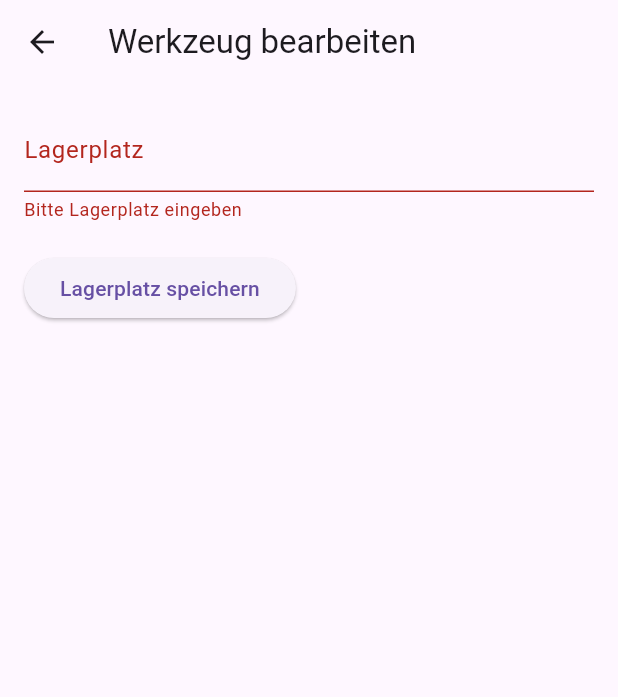
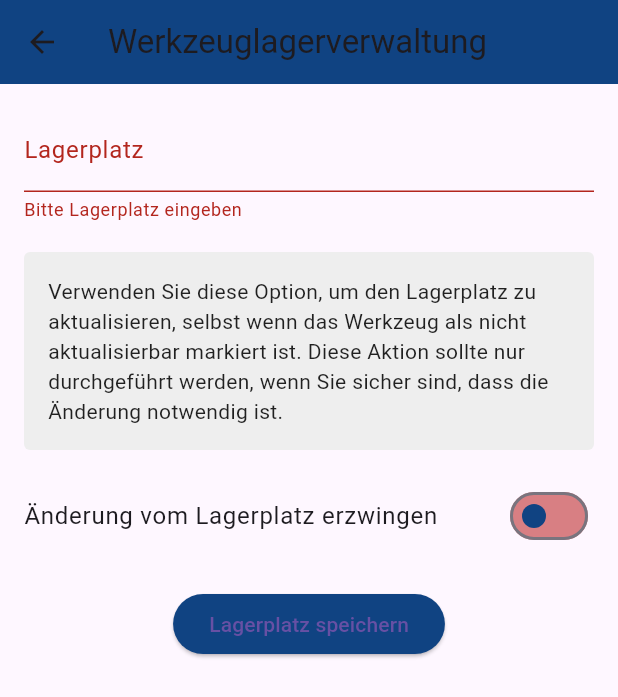
Before and after one commit to svenger87/ttp_urlcompleter, a Flutter app: the EditToolScreen screen opened directly with empty values, after a tap on "Lagerplatz speichern", on a phone screen of 412 x 824 dp. Shown: the top 697 px of the screen. Run offline on Flutter 3.47's test engine with Material 3 defaults, Android fonts, the phone set to English and light mode, and no system bars; our stand-ins replace flutter_typeahead, shared_preferences, vibration, video_player; missing offline and left inert: flutter_webview_plugin, pdfx, qr_code_scanner, video_player_win, webview_windows, window_manager; accounts and stored records are empty.

Commit message:
First working basic tool management

```diff
--- a/lib/edit_tool_screen.dart
+++ b/lib/edit_tool_screen.dart
@@ -1,6 +1,5 @@
-// ignore_for_file: library_private_types_in_public_api, use_build_context_synchronously
+// ignore_for_file: library_private_types_in_public_api, use_build_context_synchronously, prefer_const_constructors
 
-import 'package:flutter/foundation.dart';
 import 'package:flutter/material.dart';
 import 'tool_service.dart';
 import 'tool.dart';
@@ -18,26 +17,18 @@ class _EditToolScreenState extends State<EditToolScreen> {
   late String _storageLocation;
   bool _isLoading = false;
   bool _hasError = false;
-  bool _isEdited = false; // Track if data has been edited
+  bool _forceUpdate = false; // Force update flag
 
   @override
   void initState() {
     super.initState();
     _storageLocation = widget.tool.storageLocation;
-    _isEdited = false; // Initialize as false
   }
 
   Future<void> _updateTool() async {
     if (!_formKey.currentState!.validate()) return;
 
-    // Always set do_not_update to 1 when editing
     const doNotUpdate = true;
-
-    if (kDebugMode) {
-      print('Tool edited: $_isEdited, doNotUpdate flag: $doNotUpdate');
-      print(
-          'Updating tool ${widget.tool.id}: storageLocation=$_storageLocation, doNotUpdate=$doNotUpdate');
-    }
 
     setState(() {
       _isLoading = true;
@@ -46,26 +37,35 @@ class _EditToolScreenState extends State<EditToolScreen> {
 
     try {
       final result = await ToolService().updateTool(
-          widget.tool.id, _storageLocation,
-          doNotUpdate: doNotUpdate);
+        widget.tool.id,
+        _storageLocation,
+        doNotUpdate: doNotUpdate,
+        forceUpdate: _forceUpdate,
+      );
+
       if (result == 'success') {
         ScaffoldMessenger.of(context).showSnackBar(
-            const SnackBar(content: Text('Werkzeug erfolgreich aktualisiert')));
+          const SnackBar(content: Text('Werkzeug erfolgreich aktualisiert')),
+        );
         Navigator.pop(context);
       } else if (result == 'ignored') {
-        ScaffoldMessenger.of(context).showSnackBar(const SnackBar(
-            content: Text('Update des Lagerplatzes ist nicht erlaubt!')));
+        ScaffoldMessenger.of(context).showSnackBar(
+          const SnackBar(
+              content: Text(
+                  'Änderung nicht zugelassen! Falls erfolderlich erzwingen!')),
+        );
       } else {
-        ScaffoldMessenger.of(context).showSnackBar(const SnackBar(
-            content:
-                Text('Unbekannter Fehler beim Aktualisieren des Werkzeugs')));
+        ScaffoldMessenger.of(context).showSnackBar(
+          const SnackBar(content: Text('Unbekannter Fehler')),
+        );
       }
     } catch (e) {
       setState(() {
         _hasError = true;
       });
       ScaffoldMessenger.of(context).showSnackBar(
-          const SnackBar(content: Text('Update des Werkzeugs fehlgeschlagen')));
+        const SnackBar(content: Text('Update des Werkzeugs fehlgeschlagen')),
+      );
     } finally {
       setState(() {
         _isLoading = false;
@@ -76,7 +76,10 @@ class _EditToolScreenState extends State<EditToolScreen> {
   @override
   Widget build(BuildContext context) {
     return Scaffold(
-      appBar: AppBar(title: const Text('Werkzeug bearbeiten')),
+      appBar: AppBar(
+        title: const Text('Werkzeuglagerverwaltung'),
+        backgroundColor: const Color(0xFF104382), // Set the desired color
+      ),
       body: Padding(
         padding: const EdgeInsets.all(16.0),
         child: _isLoading
@@ -95,7 +98,6 @@ class _EditToolScreenState extends State<EditToolScreen> {
                           onChanged: (value) {
                             setState(() {
                               _storageLocation = value;
-                              _isEdited = true; // Set to true when editing
                             });
                           },
                           validator: (value) {
@@ -106,9 +108,56 @@ class _EditToolScreenState extends State<EditToolScreen> {
                           },
                         ),
                         const SizedBox(height: 20),
-                        ElevatedButton(
-                          onPressed: _updateTool,
-                          child: const Text('Lagerplatz speichern'),
+
+                        // Hint box for "Force Update"
+                        Container(
+                          padding: const EdgeInsets.all(16.0),
+                          decoration: BoxDecoration(
+                            color: Colors.grey[200],
+                            borderRadius: BorderRadius.circular(4.0),
+                          ),
+                          child: const Text(
+                            'Verwenden Sie diese Option, um den Lagerplatz zu '
+                            'aktualisieren, selbst wenn das Werkzeug als nicht '
+                            'aktualisierbar markiert ist. Diese Aktion sollte nur '
+                            'durchgeführt werden, wenn Sie sicher sind, dass die '
+                            'Änderung notwendig ist.',
+                            style:
+                                TextStyle(fontSize: 14, color: Colors.black87),
+                          ),
+                        ),
+                        const SizedBox(height: 16),
+
+                        // Switch to force update
+                        SwitchTheme(
+                          data: SwitchThemeData(
+                            thumbColor: MaterialStateProperty.all(const Color(
+                                0xFF104382)), // Color when switch is on
+                            trackColor: MaterialStateProperty.all(
+                                Color.fromARGB(255, 179, 8, 8).withOpacity(
+                                    0.5)), // Color when switch is off
+                          ),
+                          child: SwitchListTile(
+                            title:
+                                const Text('Änderung vom Lagerplatz erzwingen'),
+                            value: _forceUpdate,
+                            onChanged: (value) {
+                              setState(() {
+                                _forceUpdate = value; // Ensure state is updated
+                              });
+                            },
+                            contentPadding: const EdgeInsets.symmetric(
+                                horizontal: 0.0), // Remove default padding
+                          ),
+                        ),
+                        const SizedBox(height: 20),
+                        Center(
+                          child: ElevatedButton(
+                            onPressed: _updateTool,
+                            style: ElevatedButton.styleFrom(
+                                backgroundColor: Color(0xFF104382)),
+                            child: const Text('Lagerplatz speichern'),
+                          ),
                         ),
                       ],
                     ),
--- a/lib/tool_service.dart
+++ b/lib/tool_service.dart
@@ -33,13 +33,14 @@ class ToolService {
 
   // Update an existing tool
   Future<String> updateTool(int id, String storageLocation,
-      {required bool doNotUpdate}) async {
+      {required bool doNotUpdate, bool forceUpdate = false}) async {
     final response = await http.put(
       Uri.parse('$localApiUrl/$id'),
       headers: {'Content-Type': 'application/json'},
       body: jsonEncode({
         'storage_location': storageLocation,
         'do_not_update': doNotUpdate ? 1 : 0,
+        'force_update': forceUpdate, // Add the force_update parameter here
       }),
     );
 
--- a/lib/tool_ui.dart
+++ b/lib/tool_ui.dart
@@ -55,7 +55,10 @@ class _ToolInventoryScreenState extends State<ToolInventoryScreen> {
   @override
   Widget build(BuildContext context) {
     return Scaffold(
-      appBar: AppBar(title: const Text('Werkzeuglagerverwaltung')),
+      appBar: AppBar(
+        title: const Text('Werkzeuglagerverwaltung'),
+        backgroundColor: const Color(0xFF104382), // Set the desired color
+      ),
       body: Column(
         children: [
           Padding(
```
